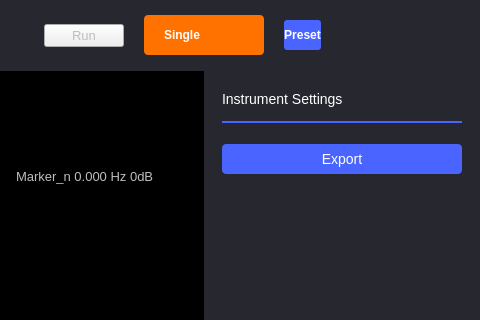
This is ui/spectrum_analyzer.ui in analogdevicesinc/scopy as Qt 5 draws it before an edit; both pictures show x 377 to 857 and y 0 to 320 of the 857 by 661 pixel window. The edited form follows.
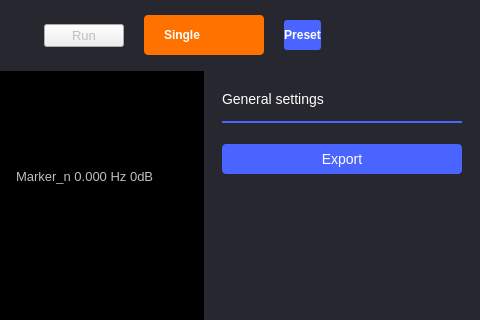
This is the edited form. Icons and pictures are not drawn. Custom widgets are drawn as their Qt base class.

Commit message: ui/spectrum_analyzer: fix title text in general settings menu

```diff
--- a/ui/spectrum_analyzer.ui
+++ b/ui/spectrum_analyzer.ui
@@ -787,7 +787,7 @@
     font-weight: normal;</string>
                  </property>
                  <property name="text">
-                  <string>Instrument Settings</string>
+                  <string>General settings</string>
                  </property>
                 </widget>
                </item>
```
